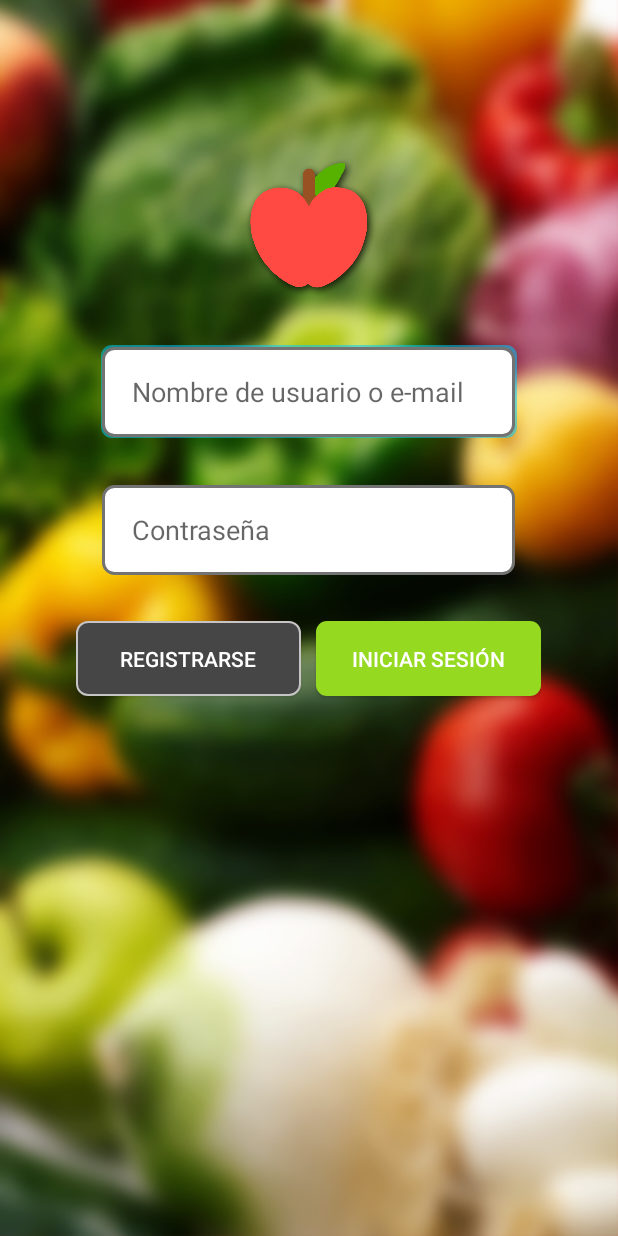
After one commit to mrsasuu/Asistente-Nutricional-TFG-2017, an Android app: the Activity_LogIn screen opened directly, with no data from a screen before it, on a phone screen of 412 x 824 dp. The commit adds this screen. Run offline under Robolectric (Android 15) with nearby library versions, the light colour scheme and no system bars; 1 statement that could not run was skipped.

Commit message:
LoginScreen changes + registerScreen

```diff
--- a/AN/mobile/src/main/AndroidManifest.xml
+++ b/AN/mobile/src/main/AndroidManifest.xml
@@ -9,7 +9,7 @@
         android:supportsRtl="true"
         android:theme="@style/NoActionBar"
         android:hardwareAccelerated="true">
-        <activity android:name=".screens.LogIn">
+        <activity android:name=".screens.Activity_LogIn">
         </activity>
         <activity
             android:name=".screens.ActivitySplashScreen"
--- /dev/null
+++ b/AN/mobile/src/main/java/com/example/sasu/asistente_nutricional_tfg_2017/Fragments/LoginFragment.java
@@ -0,0 +1,138 @@
+package com.example.sasu.asistente_nutricional_tfg_2017.Fragments;
+
+import android.content.Context;
+import android.net.Uri;
+import android.os.Bundle;
+import android.support.v4.app.Fragment;
+import android.support.v4.app.FragmentManager;
+import android.support.v4.app.FragmentTransaction;
+import android.view.LayoutInflater;
+import android.view.View;
+import android.view.ViewGroup;
+import android.widget.Button;
+import android.widget.EditText;
+import android.widget.LinearLayout;
+
+import com.example.sasu.asistente_nutricional_tfg_2017.R;
+
+/**
+ * A simple {@link Fragment} subclass.
+ * Activities that contain this fragment must implement the
+ * {@link LoginFragment.OnFragmentInteractionListener} interface
+ * to handle interaction events.
+ */
+public class LoginFragment extends Fragment {
+    LinearLayout input_user_layout;
+    LinearLayout input_password_layout;
+    EditText input_user;
+    EditText input_password;
+    Button registration;
+    Button login;
+
+
+    private OnFragmentInteractionListener mListener;
+
+    public LoginFragment() {
+        // Required empty public constructor
+    }
+
+
+    @Override
+    public View onCreateView(LayoutInflater inflater, ViewGroup container,
+                             Bundle savedInstanceState) {
+
+        View view = inflater.inflate(R.layout.fragment_login, container, false);
+        // Inflate the layout for this fragment
+
+        input_user_layout = (LinearLayout) view.findViewById(R.id.input_user_layout);
+        input_user = (EditText) view.findViewById(R.id.input_user);
+
+        input_user.setOnFocusChangeListener(new View.OnFocusChangeListener() {
+            @Override
+            public void onFocusChange(View v, boolean hasFocus) {
+                if(hasFocus){
+                    input_user_layout.setBackgroundResource(R.drawable.borderr);
+                }else {
+                    input_user_layout.setBackgroundResource(R.drawable.no_border);
+                }
+            }
+        });
+
+        input_password_layout = (LinearLayout) view.findViewById(R.id.input_password_layout);
+        input_password = (EditText) view.findViewById(R.id.input_password);
+
+        input_password.setOnFocusChangeListener(new View.OnFocusChangeListener() {
+            @Override
+            public void onFocusChange(View v, boolean hasFocus) {
+                if(hasFocus){
+                    input_password_layout.setBackgroundResource(R.drawable.borderr);
+                }else {
+                    input_password_layout.setBackgroundResource(R.drawable.no_border);
+                }
+            }
+        });
+
+        registration = (Button) view.findViewById(R.id.btn_registration);
+
+        registration.setOnClickListener(new View.OnClickListener() {
+            @Override
+            public void onClick(View view) {
+                RegistrationFragment registrationFragment = new RegistrationFragment();
+                FragmentManager fragmentManager = getFragmentManager();
+
+                FragmentTransaction transaction = fragmentManager.beginTransaction();
+
+                transaction.addToBackStack(transaction.toString());
+                transaction.setCustomAnimations(R.anim.slide_in_left,R.anim.slide_out_left, R.anim.slide_in_left, R.anim.slide_out_left );
+                //transaction.setCustomAnimations(R.anim.slide_in_left,R.anim.slide_out_left);
+                transaction.replace(R.id.activity_Main_Login,registrationFragment);
+
+
+                transaction.commit();
+            }
+        });
+
+
+        return view;
+    }
+
+    // TODO: Rename method, update argument and hook method into UI event
+    public void onButtonPressed(Uri uri) {
+        if (mListener != null) {
+            mListener.onFragmentInteraction(uri);
+        }
+    }
+
+    @Override
+    public void onAttach(Context context) {
+        super.onAttach(context);
+        if (context instanceof OnFragmentInteractionListener) {
+            mListener = (OnFragmentInteractionListener) context;
+        } else {
+            throw new RuntimeException(context.toString()
+                    + " must implement OnFragmentInteractionListener");
+        }
+    }
+
+    @Override
+    public void onDetach() {
+        super.onDetach();
+        mListener = null;
+    }
+
+
+    /**
+     * This interface must be implemented by activities that contain this
+     * fragment to allow an interaction in this fragment to be communicated
+     * to the activity and potentially other fragments contained in that
+     * activity.
+     * <p>
+     * See the Android Training lesson <a href=
+     * "http://developer.android.com/training/basics/fragments/communicating.html"
+     * >Communicating with Other Fragments</a> for more information.
+     */
+    public interface OnFragmentInteractionListener {
+        // TODO: Update argument type and name
+        void onFragmentInteraction(Uri uri);
+    }
+}
--- a/AN/mobile/src/main/java/com/example/sasu/asistente_nutricional_tfg_2017/screens/ActivitySplashScreen.java
+++ b/AN/mobile/src/main/java/com/example/sasu/asistente_nutricional_tfg_2017/screens/ActivitySplashScreen.java
@@ -5,11 +5,8 @@ package com.example.sasu.asistente_nutricional_tfg_2017.screens;
  */
 
 import android.app.Activity;
-import android.content.Context;
 import android.content.Intent;
 import android.content.pm.ActivityInfo;
-import android.os.Handler;
-import android.support.v7.app.AppCompatActivity;
 import android.os.Bundle;
 import android.view.Window;
 
@@ -57,7 +54,7 @@ public class ActivitySplashScreen extends Activity {
 
                    //Languages.setLocale(ControllerPreferences.getLanguage(),context);
 
-                    Intent intent = new Intent(ActivitySplashScreen.this, LogIn.class);
+                    Intent intent = new Intent(ActivitySplashScreen.this, Activity_LogIn.class);
                     intent.setFlags(Intent.FLAG_ACTIVITY_NEW_TASK | Intent.FLAG_ACTIVITY_CLEAR_TASK);
                     startActivity(intent);
                 }
@@ -85,7 +82,7 @@ public class ActivitySplashScreen extends Activity {
 
                 // Start the next activity
                 Intent mainIntent = new Intent().setClass(
-                        ActivitySplashScreen.this, LogIn.class);
+                        ActivitySplashScreen.this, Activity_LogIn.class);
                 startActivity(mainIntent);
 
                 // Close the activity so the user won't able to go back this
--- /dev/null
+++ b/AN/mobile/src/main/java/com/example/sasu/asistente_nutricional_tfg_2017/screens/Activity_LogIn.java
@@ -0,0 +1,97 @@
+package com.example.sasu.asistente_nutricional_tfg_2017.screens;
+
+import android.content.DialogInterface;
+import android.net.Uri;
+import android.support.v4.app.Fragment;
+import android.support.v4.app.FragmentManager;
+import android.support.v4.app.FragmentTransaction;
+import android.support.v7.app.AlertDialog;
+import android.support.v7.app.AppCompatActivity;
+import android.os.Bundle;
+import android.widget.EditText;
+import android.widget.LinearLayout;
+import android.widget.Toast;
+
+import com.example.sasu.asistente_nutricional_tfg_2017.Fragments.LoginFragment;
+import com.example.sasu.asistente_nutricional_tfg_2017.Fragments.RegistrationFragment;
+import com.example.sasu.asistente_nutricional_tfg_2017.R;
+
+public class Activity_LogIn extends AppCompatActivity implements LoginFragment.OnFragmentInteractionListener, RegistrationFragment.OnFragmentInteractionListener {
+
+    LinearLayout input_user_layout;
+    LinearLayout input_password_layout;
+    EditText input_user;
+    EditText input_password;
+
+    @Override
+    protected void onCreate(Bundle savedInstanceState) {
+        super.onCreate(savedInstanceState);
+        setContentView(R.layout.activity_log_in);
+/*
+        input_user_layout = (LinearLayout) findViewById(R.id.input_user_layout);
+        input_user = (EditText) findViewById(R.id.input_user);
+
+        input_user.setOnFocusChangeListener(new View.OnFocusChangeListener() {
+            @Override
+            public void onFocusChange(View v, boolean hasFocus) {
+                if(hasFocus){
+                    input_user_layout.setBackgroundResource(R.drawable.borderr);
+                }else {
+                    input_user_layout.setBackgroundResource(R.drawable.no_border);
+                }
+            }
+        });
+
+        input_password_layout = (LinearLayout) findViewById(R.id.input_password_layout);
+        input_password = (EditText) findViewById(R.id.input_password);
+
+        input_password.setOnFocusChangeListener(new View.OnFocusChangeListener() {
+            @Override
+            public void onFocusChange(View v, boolean hasFocus) {
+                if(hasFocus){
+                    input_password_layout.setBackgroundResource(R.drawable.borderr);
+                }else {
+                    input_password_layout.setBackgroundResource(R.drawable.no_border);
+                }
+            }
+        });*/
+
+        LoginFragment loginFragment = new LoginFragment();
+        FragmentManager fragmentManager = getSupportFragmentManager();
+        FragmentTransaction transaction = fragmentManager.beginTransaction();
+        //transaction.setCustomAnimations(R.anim.slide_in_left,R.anim.slide_out_left);
+        transaction.setCustomAnimations(R.anim.slide_in_left,R.anim.slide_out_left, R.anim.slide_in_left, R.anim.slide_out_left );
+        transaction.add(R.id.activity_Main_Login,loginFragment);
+        //transaction.addToBackStack(transaction.toString());
+        transaction.commit();
+
+
+    }
+
+    @Override
+    public void onBackPressed() {
+        super.onBackPressed();
+        FragmentManager fragmentManager = getSupportFragmentManager();
+        Toast.makeText(this,Integer.toString(fragmentManager.getBackStackEntryCount()),
+                Toast.LENGTH_LONG).show();
+        if(fragmentManager.getBackStackEntryCount()<1)
+        {
+            new AlertDialog.Builder(this).setMessage(R.string.exit_Message)
+                    .setCancelable(false)
+                    .setPositiveButton(R.string.Yes, new DialogInterface.OnClickListener() {
+                        public void onClick(DialogInterface dialog, int id) {
+                            finish();
+                            System.exit(0);
+
+                        }
+                    })
+                    .setNegativeButton(R.string.No, null)
+                    .show();
+        }
+    }
+
+    @Override
+    public void onFragmentInteraction(Uri uri) {
+
+    }
+}
--- /dev/null
+++ b/AN/mobile/src/main/res/anim/slide_in_left.xml
@@ -0,0 +1,5 @@
+<?xml version="1.0" encoding="utf-8"?>
+<translate xmlns:android="http://schemas.android.com/apk/res/android"
+    android:duration="300"
+    android:fromXDelta="100%p"
+    android:toXDelta="0%p"    />
--- /dev/null
+++ b/AN/mobile/src/main/res/anim/slide_out_left.xml
@@ -0,0 +1,5 @@
+<?xml version="1.0" encoding="utf-8"?>
+<translate xmlns:android="http://schemas.android.com/apk/res/android"
+    android:duration="300"
+    android:fromXDelta="0%p"
+    android:toXDelta="-100%p"    />
--- a/AN/mobile/src/main/res/drawable/borderr.xml
+++ b/AN/mobile/src/main/res/drawable/borderr.xml
@@ -1,6 +1,6 @@
 <?xml version="1.0" encoding="utf-8"?>
 <shape xmlns:android="http://schemas.android.com/apk/res/android"
-    android:padding="20dp"
+    android:padding="10dp"
     android:shape="rectangle" >
 
     <solid android:color="#8900ccff" />
--- /dev/null
+++ b/AN/mobile/src/main/res/drawable/button_shape.xml
@@ -0,0 +1,18 @@
+<?xml version="1.0" encoding="UTF-8"?>
+<shape xmlns:android="http://schemas.android.com/apk/res/android">
+    <solid android:color="#464646" />/>
+
+    <stroke android:width="1dp"
+        android:color="#c6c4c4"
+        />
+
+
+    <padding android:left="1dp"
+        android:top="1dp"
+        android:right="1dp"
+        android:bottom="1dp"
+        />
+
+    <corners android:bottomRightRadius="7dp" android:bottomLeftRadius="7dp"
+        android:topLeftRadius="7dp" android:topRightRadius="7dp"/>
+</shape>
--- /dev/null
+++ b/AN/mobile/src/main/res/drawable/button_shape_login.xml
@@ -0,0 +1,15 @@
+<?xml version="1.0" encoding="UTF-8"?>
+<shape xmlns:android="http://schemas.android.com/apk/res/android">
+    <solid android:color="#95d921"/>
+
+
+
+    <padding android:left="1dp"
+        android:top="1dp"
+        android:right="1dp"
+        android:bottom="1dp"
+        />
+
+    <corners android:bottomRightRadius="7dp" android:bottomLeftRadius="7dp"
+        android:topLeftRadius="7dp" android:topRightRadius="7dp"/>
+</shape>
--- a/AN/mobile/src/main/res/layout/activity_splash_screen.xml
+++ b/AN/mobile/src/main/res/layout/activity_splash_screen.xml
@@ -4,7 +4,7 @@
     android:id="@+id/activity_log_in"
     android:layout_width="match_parent"
     android:layout_height="match_parent"
-    tools:context="com.example.sasu.asistente_nutricional_tfg_2017.screens.LogIn">
+    tools:context="com.example.sasu.asistente_nutricional_tfg_2017.screens.Activity_LogIn">
 
     <ImageView
         android:layout_width="match_parent"
--- /dev/null
+++ b/AN/mobile/src/main/res/layout/fragment_login.xml
@@ -0,0 +1,88 @@
+<LinearLayout xmlns:android="http://schemas.android.com/apk/res/android"
+    xmlns:tools="http://schemas.android.com/tools"
+    android:id="@+id/activity_log_in"
+    android:layout_width="match_parent"
+    android:layout_height="match_parent"
+    android:orientation="vertical"
+    android:background="@drawable/background_login"
+    tools:context="com.example.sasu.asistente_nutricional_tfg_2017.screens.Activity_LogIn">
+
+    <ImageView
+        android:layout_width="100dp"
+        android:layout_height="100dp"
+        android:layout_marginTop="100dp"
+        android:layout_marginBottom="30dp"
+        android:layout_gravity="center"
+        android:src="@drawable/logoapple"/>
+
+
+    <LinearLayout
+        android:id="@+id/input_user_layout"
+        android:layout_width="277dp"
+        android:layout_height="62dp"
+        android:background="@drawable/no_border"
+        android:orientation="vertical"
+        android:layout_gravity="center"
+        android:layout_marginBottom="30dp">
+        <EditText
+            android:id="@+id/input_user"
+            android:focusable="true"
+            android:layout_marginTop="1dp"
+            android:layout_width="275dp"
+            android:layout_height="60dp"
+            android:layout_gravity="center"
+            android:paddingLeft="20dp"
+            android:background="@drawable/border_input"
+            android:singleLine="true"
+            android:inputType="textEmailAddress"
+            android:hint="Nombre de usuario o e-mail" />
+    </LinearLayout>
+
+    <LinearLayout
+        android:id="@+id/input_password_layout"
+        android:layout_width="277dp"
+        android:layout_height="62dp"
+        android:background="@drawable/no_border"
+        android:orientation="vertical"
+        android:layout_gravity="center"
+        android:layout_marginBottom="30dp">
+        <EditText
+            android:id="@+id/input_password"
+            android:focusable="true"
+            android:inputType="textPassword"
+            android:layout_marginTop="1dp"
+            android:layout_width="275dp"
+            android:layout_height="60dp"
+            android:layout_gravity="center"
+            android:paddingLeft="20dp"
+            android:background="@drawable/border_input"
+            android:singleLine="true"
+            android:hint="Contraseña" />
+    </LinearLayout>
+    <LinearLayout
+        android:layout_width="310dp"
+        android:layout_height="64dp"
+        android:background="@drawable/no_border"
+        android:orientation="horizontal"
+        android:layout_gravity="center"
+        android:layout_marginBottom="30dp">
+        <Button
+            android:id="@+id/btn_registration"
+            android:layout_width="150dp"
+            android:layout_height="50dp"
+            android:layout_marginRight="10dp"
+            android:text="Registrarse"
+            android:textColor="#ffff"
+            android:background="@drawable/button_shape"
+            />
+        <Button
+            android:id="@+id/btn_logIn"
+            android:layout_width="150dp"
+            android:layout_height="50dp"
+            android:text="Iniciar sesión"
+            android:textColor="#ffff"
+            android:background="@drawable/button_shape_login"
+            />
+    </LinearLayout>
+
+</LinearLayout>
--- a/AN/mobile/src/main/res/values/strings.xml
+++ b/AN/mobile/src/main/res/values/strings.xml
@@ -1,3 +1,9 @@
 <resources>
     <string name="app_name">Asistente-Nutricional-TFG-2017</string>
+
+    <!-- TODO: Remove or change this placeholder text -->
+    <string name="hello_blank_fragment">Hello blank fragment</string>
+    <string name="No">No</string>
+    <string name="Yes">Sí</string>
+    <string name="exit_Message">¿Seguro que quieres salir de la aplicación?</string>
 </resources>
```
Also changed, not shown: AN/mobile/build.gradle (+4 -3 lines), AN/mobile/src/main/java/com/example/sasu/asistente_nutricional_tfg_2017/Fragments/RegistrationFragment.java (added, +73 -0 lines), AN/mobile/src/main/java/com/example/sasu/asistente_nutricional_tfg_2017/screens/LogIn.java (deleted, +0 -52 lines), AN/mobile/src/main/res/layout/activity_log_in.xml (+3 -56 lines), AN/mobile/src/main/res/layout/fragment_registration.xml (added, +13 -0 lines).
